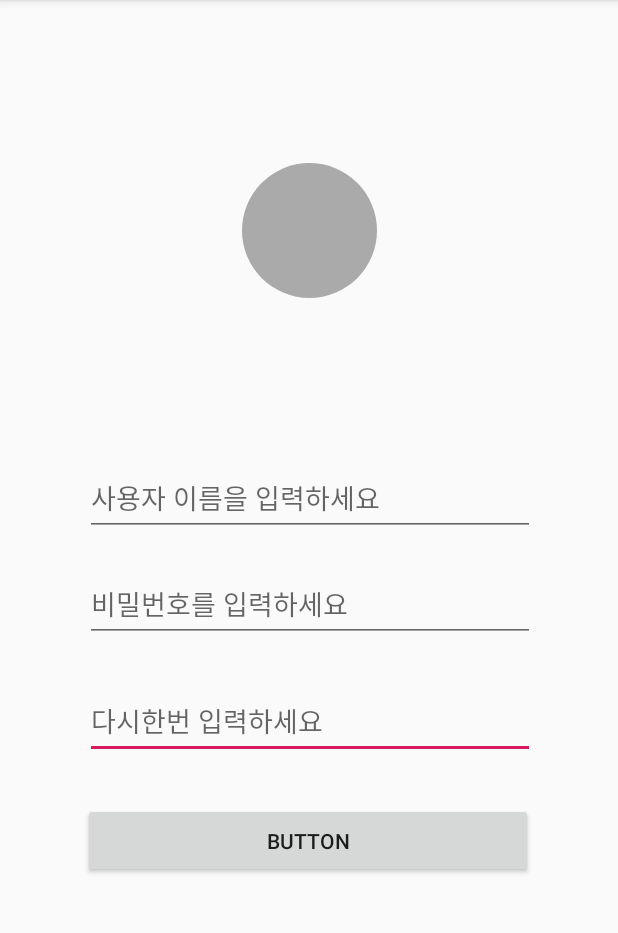
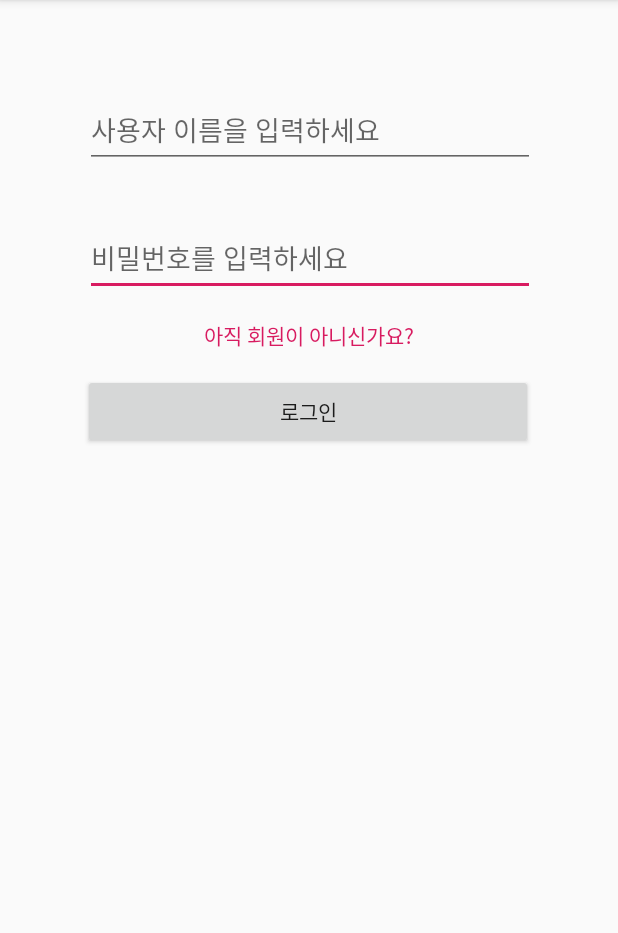
Before and after one commit to qualificationalitated/Start_git, an Android app: the screen it shows after launch (Applyactivity before the commit, LoginActivity after it), on a phone screen of 412 x 824 dp, the part 84-1017 px from its top. Run offline under Robolectric (Android 15) with nearby library versions, the phone set to English and light mode, and no system bars.

Commit message:
user login
사용자 회원가입 기능을 응용하여. 사용자 로그인 기능을 구현.  사용자의 ID와Password를 토큰을 활용해 받아와서 로그인함

```diff
--- a/Android/4. RecycleViewExample/app/src/main/java/com/example/recycleviewexample/Applyactivity.java
+++ b/Android/4. RecycleViewExample/app/src/main/java/com/example/recycleviewexample/Applyactivity.java
@@ -10,7 +10,6 @@ import android.Manifest;
 import android.content.Intent;
 import android.content.pm.PackageManager;
 import android.database.Cursor;
-import android.graphics.Path;
 import android.net.Uri;
 import android.os.Bundle;
 import android.provider.MediaStore;
@@ -22,6 +21,8 @@ import android.widget.ImageView;
 import android.widget.Toast;
 
 import com.bumptech.glide.Glide;
+import com.example.recycleviewexample.model.DefaultResponse;
+import com.example.recycleviewexample.model.User;
 
 import java.io.File;
 
@@ -29,7 +30,6 @@ import de.hdodenhof.circleimageview.CircleImageView;
 import retrofit2.Call;
 import retrofit2.Callback;
 import retrofit2.Response;
-import retrofit2.Retrofit;
 
 public class Applyactivity extends AppCompatActivity {
     private CircleImageView profileImage;
--- a/Android/4. RecycleViewExample/app/src/main/java/com/example/recycleviewexample/ItemRecyclerAdapter.java
+++ b/Android/4. RecycleViewExample/app/src/main/java/com/example/recycleviewexample/ItemRecyclerAdapter.java
@@ -1,15 +1,15 @@
 package com.example.recycleviewexample;
 
-import android.content.ClipData;
 import android.content.Context;
 import android.view.LayoutInflater;
 import android.view.View;
 import android.view.ViewGroup;
-import android.widget.TextClock;
 import android.widget.TextView;
 
 import androidx.annotation.NonNull;
 import androidx.recyclerview.widget.RecyclerView;
+
+import com.example.recycleviewexample.model.Item;
 
 import java.util.ArrayList;
 
--- /dev/null
+++ b/Android/4. RecycleViewExample/app/src/main/java/com/example/recycleviewexample/LoginActivity.java
@@ -0,0 +1,87 @@
+package com.example.recycleviewexample;
+
+import android.content.Intent;
+import android.os.Bundle;
+import android.util.Log;
+import android.view.View;
+import android.widget.Button;
+import android.widget.EditText;
+import android.widget.TextView;
+import android.widget.Toast;
+
+import androidx.appcompat.app.AppCompatActivity;
+
+import com.example.recycleviewexample.model.AuthRequest;
+import com.example.recycleviewexample.model.AuthResponse;
+
+import retrofit2.Call;
+import retrofit2.Callback;
+import retrofit2.Response;
+
+public class LoginActivity extends AppCompatActivity {
+
+    public TextView gotoapply;
+    private Button button;
+    private EditText editid;
+    private EditText editpassword;
+
+    private static final String TAG = LoginActivity.class.getSimpleName();
+
+    @Override
+    protected void onCreate(Bundle savedInstanceState) {
+        super.onCreate(savedInstanceState);
+        setContentView(R.layout.activity_login);
+
+        init();
+        setListener();
+    }
+
+    private void init(){
+        gotoapply = findViewById(R.id.gotoapply);
+        button = findViewById(R.id.editbutton);
+        editid = findViewById(R.id.editid);
+        editpassword = findViewById(R.id.editpassword);
+    }
+    private void setListener() {
+        gotoapply.setOnClickListener(new View.OnClickListener() {
+            @Override
+            public void onClick(View view) {
+                Intent intent = new Intent(LoginActivity.this, Applyactivity.class);
+                startActivity(intent);
+            }
+        });
+
+        button.setOnClickListener(new View.OnClickListener() {
+            @Override
+            public void onClick(View view) {
+                login();
+            }
+        });
+    }
+    private void login(){
+        String email = editid.getText().toString();
+        String password = editpassword.getText().toString();
+
+        Userservice userservice = RetrofitUtil.retrofit.create(Userservice.class);
+        Call<AuthResponse> call = userservice.sign(
+                new AuthRequest(email,password));
+        call.enqueue(new Callback<AuthResponse>() {
+            @Override
+            public void onResponse(Call<AuthResponse> call, Response<AuthResponse> response) {
+                if(response.body().getResult().isSuccess()) {
+                    com.example.recyclerviewexample.SharedPreferenceUtil.putSharedPreference(getApplicationContext(),"token",response.body().getAuth().getToken());
+
+                    startActivity(new Intent(LoginActivity.this, Applyactivity.class));
+                    Toast.makeText(getApplicationContext(),"로그인 성공",Toast.LENGTH_SHORT).show();
+                } else {
+                    Log.e(TAG,response.body().getResult().getMessage());
+                }
+            }
+
+            @Override
+            public void onFailure(Call<AuthResponse> call, Throwable t) {
+                Log.e(TAG, t.getLocalizedMessage());
+            }
+        });
+    }
+}
--- a/Android/4. RecycleViewExample/app/src/main/java/com/example/recycleviewexample/MainActivity.java
+++ b/Android/4. RecycleViewExample/app/src/main/java/com/example/recycleviewexample/MainActivity.java
@@ -5,6 +5,8 @@ import androidx.recyclerview.widget.LinearLayoutManager;
 import androidx.recyclerview.widget.RecyclerView;
 
 import android.os.Bundle;
+
+import com.example.recycleviewexample.model.Item;
 
 import java.util.ArrayList;
 
--- a/Android/4. RecycleViewExample/app/src/main/java/com/example/recycleviewexample/Userservice.java
+++ b/Android/4. RecycleViewExample/app/src/main/java/com/example/recycleviewexample/Userservice.java
@@ -1,4 +1,9 @@
 package com.example.recycleviewexample;
+
+import com.example.recycleviewexample.model.AuthRequest;
+import com.example.recycleviewexample.model.AuthResponse;
+import com.example.recycleviewexample.model.DefaultResponse;
+import com.example.recycleviewexample.model.User;
 
 import okhttp3.MultipartBody;
 import retrofit2.Call;
@@ -11,4 +16,7 @@ public interface Userservice {
     @Multipart
     @POST("/users")
     Call<DefaultResponse> apply(@Part("data") User user, @Part MultipartBody.Part profile);
+
+    @POST("/sign")
+    Call<AuthResponse> sign(@Body AuthRequest authRequest);
 }
--- a/Android/4. RecycleViewExample/app/src/main/java/com/example/recycleviewexample/DefaultResponse.java
+++ b/Android/4. RecycleViewExample/app/src/main/java/com/example/recycleviewexample/model/DefaultResponse.java
@@ -1,4 +1,4 @@
-package com.example.recycleviewexample;
+package com.example.recycleviewexample.model;
 
 public class DefaultResponse {
     private Result result;
--- a/Android/4. RecycleViewExample/app/src/main/java/com/example/recycleviewexample/Item.java
+++ b/Android/4. RecycleViewExample/app/src/main/java/com/example/recycleviewexample/model/Item.java
@@ -1,4 +1,4 @@
-package com.example.recycleviewexample;
+package com.example.recycleviewexample.model;
 
 public class Item {
     private String title;
--- a/Android/4. RecycleViewExample/app/src/main/java/com/example/recycleviewexample/Result.java
+++ b/Android/4. RecycleViewExample/app/src/main/java/com/example/recycleviewexample/model/Result.java
@@ -1,4 +1,4 @@
-package com.example.recycleviewexample;
+package com.example.recycleviewexample.model;
 
 public class Result {
     private boolean success;
--- /dev/null
+++ b/Android/4. RecycleViewExample/app/src/main/res/layout/activity_login.xml
@@ -0,0 +1,60 @@
+<?xml version="1.0" encoding="utf-8"?>
+<androidx.constraintlayout.widget.ConstraintLayout xmlns:android="http://schemas.android.com/apk/res/android"
+    xmlns:app="http://schemas.android.com/apk/res-auto"
+    xmlns:tools="http://schemas.android.com/tools"
+    android:layout_width="match_parent"
+    android:layout_height="match_parent"
+    tools:context=".Applyactivity">
+
+
+    <Button
+        android:id="@+id/editbutton"
+        android:layout_width="300dp"
+        android:layout_height="50dp"
+        android:text="로그인"
+        app:layout_constraintBottom_toBottomOf="parent"
+        app:layout_constraintEnd_toEndOf="parent"
+        app:layout_constraintHorizontal_bias="0.495"
+        app:layout_constraintStart_toStartOf="parent"
+        app:layout_constraintTop_toBottomOf="@+id/editpassword"
+        app:layout_constraintVertical_bias="0.1" />
+
+    <EditText
+        android:id="@+id/editpassword"
+        android:layout_width="300dp"
+        android:layout_height="50dp"
+        android:ems="10"
+        android:inputType="textPassword"
+        android:hint="비밀번호를 입력하세요"
+        app:layout_constraintBottom_toBottomOf="parent"
+        app:layout_constraintEnd_toEndOf="parent"
+        app:layout_constraintHorizontal_bias="0.504"
+        app:layout_constraintStart_toStartOf="parent"
+        app:layout_constraintTop_toBottomOf="@+id/editid"
+        app:layout_constraintVertical_bias="0.058" />
+
+    <EditText
+        android:id="@+id/editid"
+        android:layout_width="300dp"
+        android:layout_height="50dp"
+        android:ems="10"
+        android:hint="사용자 이름을 입력하세요"
+        android:inputType="textPersonName"
+        app:layout_constraintBottom_toBottomOf="parent"
+        app:layout_constraintEnd_toEndOf="parent"
+        app:layout_constraintHorizontal_bias="0.504"
+        app:layout_constraintStart_toStartOf="parent"
+        app:layout_constraintTop_toTopOf="parent"
+        app:layout_constraintVertical_bias="0.086" />
+
+    <TextView
+        android:id="@+id/gotoapply"
+        android:layout_width="wrap_content"
+        android:layout_height="wrap_content"
+        android:text="아직 회원이 아니신가요?"
+        android:textColor="@color/colorAccent"
+        app:layout_constraintBottom_toTopOf="@+id/editbutton"
+        app:layout_constraintEnd_toEndOf="parent"
+        app:layout_constraintStart_toStartOf="parent"
+        app:layout_constraintTop_toBottomOf="@+id/editpassword" />
+</androidx.constraintlayout.widget.ConstraintLayout>
```
Also changed, not shown: Android/4. RecycleViewExample/app/src/main/AndroidManifest.xml (+9 -7 lines), Android/4. RecycleViewExample/app/src/main/java/com/example/recycleviewexample/model/Auth.java (added, +17 -0 lines), Android/4. RecycleViewExample/app/src/main/java/com/example/recycleviewexample/model/AuthRequest.java (renamed from Android/4. RecycleViewExample/app/src/main/java/com/example/recycleviewexample/User.java, +7 -8 lines), Android/4. RecycleViewExample/app/src/main/java/com/example/recycleviewexample/model/AuthResponse.java (added, +31 -0 lines), Android/4. RecycleViewExample/app/src/main/java/com/example/recycleviewexample/model/SharedPreferenceUtil.java (added, +20 -0 lines), Android/4. RecycleViewExample/app/src/main/java/com/example/recycleviewexample/model/User.java (added, +28 -0 lines).
